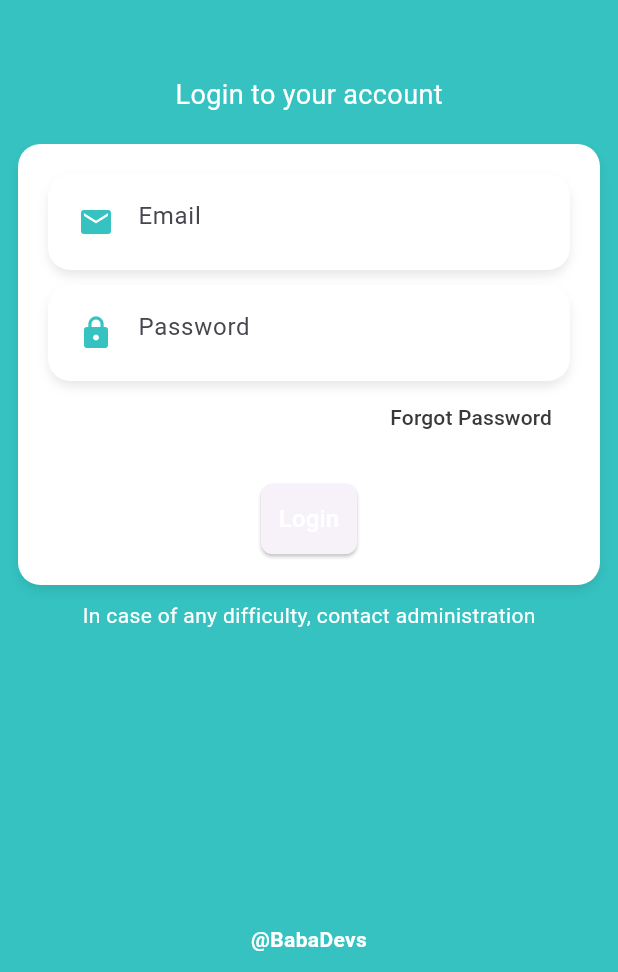
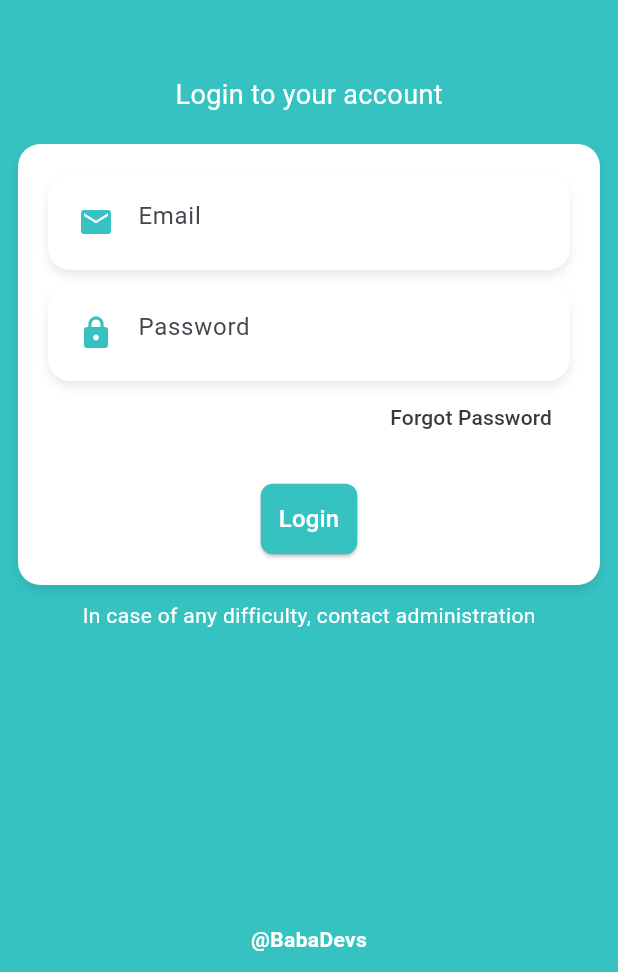
Before and after one commit to Katesrinnn/seller_finalproject, a Flutter app: the screen it shows after launch, on a phone screen of 412 x 824 dp, the part 264-1236 px from its top. Run offline on Flutter 3.47's test engine with Material 3 defaults, Android fonts, the phone set to English and light mode, and no system bars; our stand-ins replace cloud_firestore, firebase_auth, firebase_core, firebase_storage, get, image_picker and 1 more; accounts and stored records are empty.

Commit message:
before share

```diff
--- a/lib/views/orders_screen/order_details.dart
+++ b/lib/views/orders_screen/order_details.dart
@@ -1,3 +1,4 @@
+import 'package:flutter/services.dart';
 import 'package:seller_finalproject/controllers/orders_controller.dart';
 import 'package:seller_finalproject/controllers/profile_controller.dart';
 import 'package:seller_finalproject/views/orders_screen/components/order_place.dart';
@@ -42,7 +43,7 @@ class _OrderDetailsState extends State<OrderDetails> {
                   color: primaryApp, onPress: () {
                     controller.confirmed(true);
                     controller.changeStatus(title: "order_confirmed", status: true,docID: widget.data.id);
-                  }, title: "Confirm Order"),
+                  }, title: "Confirm Order", textColor: fontLightGrey, ),
             ),
           ),
           body: SingleChildScrollView(
--- a/lib/views/widgets/our_button.dart
+++ b/lib/views/widgets/our_button.dart
@@ -1,13 +1,14 @@
+import 'package:flutter/material.dart';
 import 'package:seller_finalproject/const/const.dart';
 import 'package:seller_finalproject/views/widgets/text_style.dart';
 
-Widget ourButton({title, color = primaryApp, onPress}) {
+Widget ourButton({required String title, Color color = primaryApp, required VoidCallback onPress, Color textColor = whiteColor}) {
   return ElevatedButton(
       style: ElevatedButton.styleFrom(
-          shape:
-              RoundedRectangleBorder(borderRadius: BorderRadius.circular(8.0)),
-          // ignore: deprecated_member_use
+          backgroundColor: color, // Background color
+          shape: RoundedRectangleBorder(borderRadius: BorderRadius.circular(8.0)),
           padding: const EdgeInsets.all(12.0)),
       onPressed: onPress,
-      child: normalText(text: title, size: 16.0));
+      child: normalText(text: title, size: 16.0, color: textColor) // Pass textColor to normalText
+  );
 }
```
